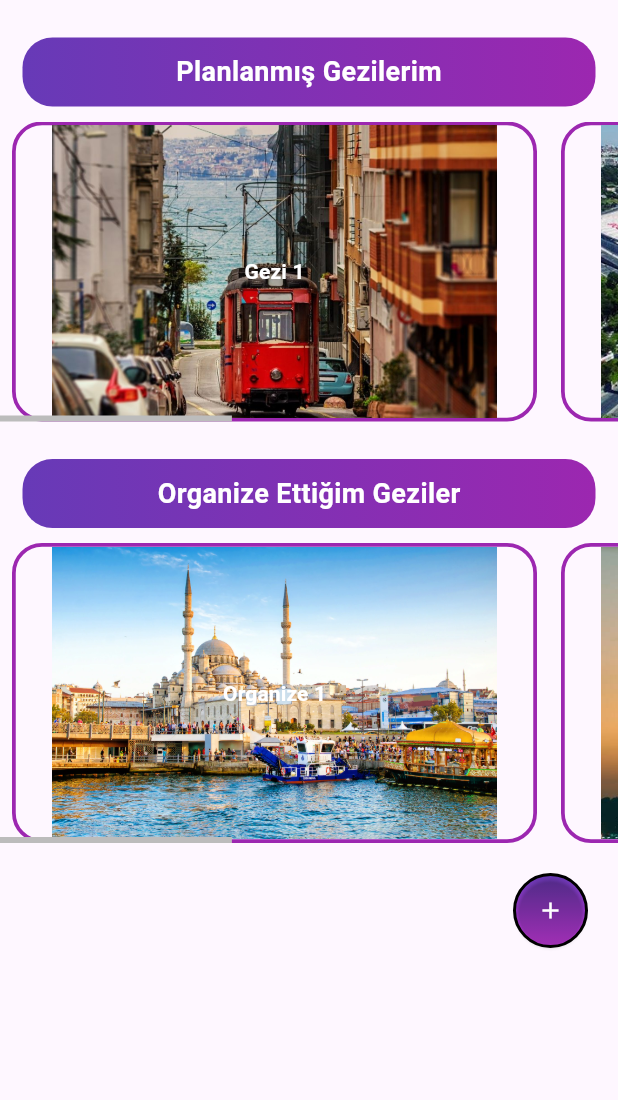
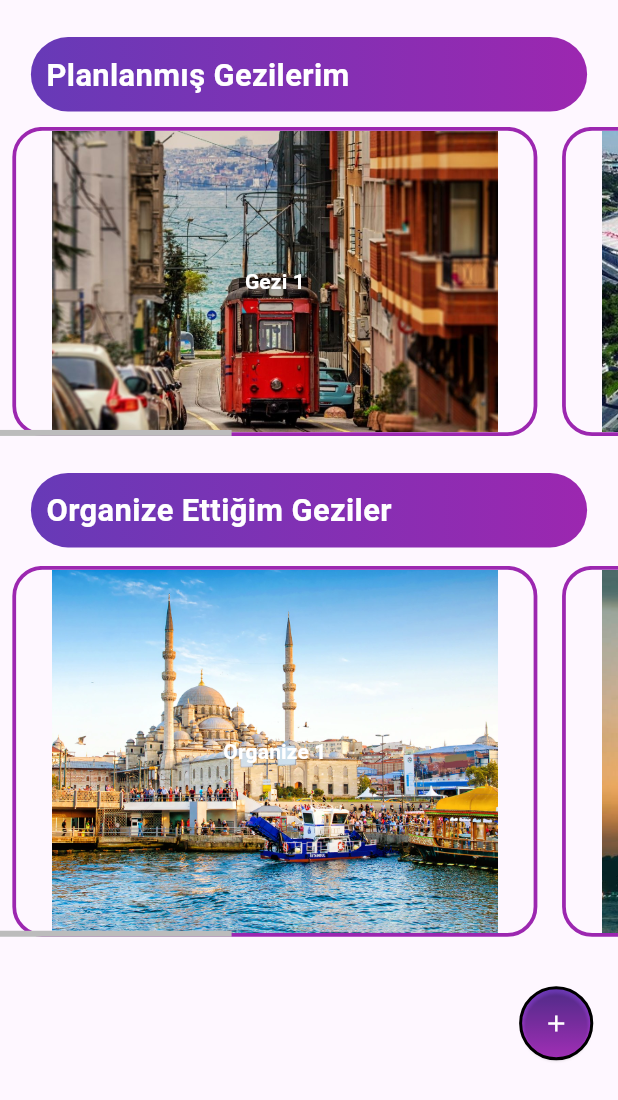
Before and after one commit to Dsoylular/SendeGel, a Flutter app: the HomeWidget screen opened directly, on a phone screen of 412 x 824 dp. Shown: the top 1100 px of the screen. Run offline on Flutter 3.47's test engine with Material 3 defaults, Android fonts, the light colour scheme and no system bars; our stand-ins replace google_maps_flutter.

Commit message:
Minor changes in codes

```diff
--- a/lib/HomePageFiles/EventButton.dart
+++ b/lib/HomePageFiles/EventButton.dart
@@ -1,17 +1,29 @@
 import 'package:flutter/material.dart';
-import '../AddNewGezi.dart';
+import '../AddNewGezi.dart'; // Import the necessary file(s) here
 
+// Define a StatelessWidget for EventButton
 class EventButton extends StatelessWidget {
+  // Declare variables for button text and image path
   final String buttonText;
   final String image;
-  const EventButton({super.key, required this.buttonText, required this.image});
+
+  // Constructor for EventButton
+  const EventButton({
+    Key? key,
+    required this.buttonText,
+    required this.image,
+  }) : super(key: key);
 
   @override
   Widget build(BuildContext context) {
-    String helper = image;
+    // Container width and height values
+    const double containerWidth = 350.0;
+    const double containerHeight = 100.0;
+
     return Container(
-      width: 350,
-      height: 100, // Adjust the height according to your image size
+      width: containerWidth,
+      height: containerHeight,
+      // Container decoration for button styling
       decoration: BoxDecoration(
         color: Colors.transparent,
         borderRadius: BorderRadius.circular(20),
@@ -19,12 +31,14 @@ class EventButton extends StatelessWidget {
       ),
       child: ElevatedButton(
         onPressed: () {
+          // Navigate to another screen when button is pressed
           Navigator.push(
             context,
-            MaterialPageRoute(builder: (context) => GeziWidget(text: "test", image: helper)),
+            MaterialPageRoute(builder: (context) => GeziWidget(text: "test", image: image)),
           );
         },
         style: ElevatedButton.styleFrom(
+          // Button style adjustments
           backgroundColor: Colors.transparent,
           foregroundColor: Colors.transparent,
           shadowColor: Colors.transparent,
@@ -35,16 +49,18 @@ class EventButton extends StatelessWidget {
         child: Stack(
           fit: StackFit.expand,
           children: [
+            // Background image for the button
             Image.asset(
               image,
-              fit: BoxFit.cover, // Cover the entire button with the image
+              fit: BoxFit.cover,
             ),
+            // Centered text on top of the image
             Center(
               child: Text(
                 buttonText,
                 style: const TextStyle(
                   fontWeight: FontWeight.bold,
-                  color: Colors.white, // Set text color to contrast with the background image
+                  color: Colors.white,
                 ),
               ),
             ),
--- a/lib/HomePageFiles/HomePage.dart
+++ b/lib/HomePageFiles/HomePage.dart
@@ -1,7 +1,7 @@
-import 'package:appjamteam39/HomePageFiles/EventButton.dart';
 import 'package:flutter/material.dart';
 
 import '../GeziPage.dart';
+import 'EventButton.dart';
 
 class HomeWidget extends StatelessWidget {
   final String text;
@@ -10,13 +10,16 @@ class HomeWidget extends StatelessWidget {
 
   @override
   Widget build(BuildContext context) {
+    final screenWidth = MediaQuery.of(context).size.width;
+    final screenHeight = MediaQuery.of(context).size.height;
+
     List<String> attendedItems = [
-      'Gezi 1', //Örnek katılanacak geziler
+      'Gezi 1', // Example attended events
       'Gezi 2',
       'Gezi 3',
     ];
     List<String> organizedItems = [
-      'Organize 1', //Örnek düzenlenen geziler
+      'Organize 1', // Example organized events
       'Organize 2',
       'Organize 3',
     ];
@@ -38,38 +41,35 @@ class HomeWidget extends StatelessWidget {
       body: SingleChildScrollView(
         child: Column(
           children: [
-            const SizedBox(height: 25),
+            SizedBox(height: screenHeight * 0.03),
             Container(
-              margin: const EdgeInsets.symmetric(horizontal: 15),
+              margin: EdgeInsets.symmetric(horizontal: screenWidth * 0.05),
               decoration: BoxDecoration(
-                borderRadius: BorderRadius.circular(20), // border radius
+                borderRadius: BorderRadius.circular(screenWidth * 0.06),
                 gradient: const LinearGradient(
                   colors: [Colors.deepPurple, Colors.purple],
                   begin: Alignment.centerLeft,
                   end: Alignment.centerRight,
                 ),
               ),
-              child: const Padding(
-                padding: EdgeInsets.all(10.0),
+              child: Padding(
+                padding: EdgeInsets.all(screenWidth * 0.025),
                 child: Align(
                   alignment: Alignment.centerLeft,
-                  child: Center(
                   child: Text(
                     "Planlanmış Gezilerim",
                     style: TextStyle(
-                        color: Colors.white, // text color
+                      color: Colors.white,
                       fontWeight: FontWeight.bold,
-                        fontSize: 18,
+                      fontSize: screenWidth * 0.05,
                     ),
                   ),
                 ),
               ),
             ),
-            ),
-
-            const SizedBox(height: 10),
+            SizedBox(height: screenHeight * 0.0125),
             SizedBox(
-              height: 200,
+              height: screenHeight * 0.25,
               child: attendedItems.isEmpty
                   ? const Center(child: Text('Planlanmış geziniz yok, eklemek için tıklayın'))
                   : Scrollbar(
@@ -84,42 +84,40 @@ class HomeWidget extends StatelessWidget {
                     final item = attendedItems[index];
                     final img = attendedImages[index];
                     return Padding(
-                      padding: const EdgeInsets.symmetric(horizontal: 8.0),
+                      padding: EdgeInsets.symmetric(horizontal: screenWidth * 0.02),
                       child: EventButton(buttonText: item, image: img),
                     );
                   },
                 ),
               ),
             ),
-            const SizedBox(height: 25),
+            SizedBox(height: screenHeight * 0.03),
             Container(
-              margin: const EdgeInsets.symmetric(horizontal: 15),
+              margin: EdgeInsets.symmetric(horizontal: screenWidth * 0.05),
               decoration: BoxDecoration(
-                gradient: const LinearGradient(colors: [Colors.deepPurple, Colors.purple]), // gradient colors
-                borderRadius: BorderRadius.circular(20),
+                gradient: const LinearGradient(colors: [Colors.deepPurple, Colors.purple]),
+                borderRadius: BorderRadius.circular(screenWidth * 0.06),
               ),
-              child: const Padding(
-                padding: EdgeInsets.all(10.0),
+              child: Padding(
+                padding: EdgeInsets.all(screenWidth * 0.025),
                 child: Align(
                   alignment: Alignment.centerLeft,
-                  child: Center(
                   child: Text(
                     "Organize Ettiğim Geziler",
                     style: TextStyle(
-                        color: Colors.white, // text color changed to white for better visibility
+                      color: Colors.white,
                       fontWeight: FontWeight.bold,
-                        fontSize: 18,
+                      fontSize: screenWidth * 0.05,
                     ),
                   ),
                 ),
               ),
             ),
-            ),
-            const SizedBox(height: 10,),
+            SizedBox(height: screenHeight * 0.015),
             SizedBox(
-              height: 200,
+              height: screenHeight * 0.3,
               child: organizedItems.isEmpty
-                  ? const Center(child: Text('Planlanmış geziniz yok, eklemek için tıklayın'))
+                  ? Center(child: Text('Planlanmış geziniz yok, eklemek için tıklayın'))
                   : Scrollbar(
                 controller: organizedItemsController,
                 thumbVisibility: true,
@@ -132,28 +130,28 @@ class HomeWidget extends StatelessWidget {
                     final item = organizedItems[index];
                     final img = organizedImages[index];
                     return Padding(
-                      padding: const EdgeInsets.symmetric(horizontal: 8.0),
+                      padding: EdgeInsets.symmetric(horizontal: screenWidth * 0.02),
                       child: EventButton(buttonText: item, image: img),
                     );
                   },
                 ),
               ),
             ),
-            const SizedBox(height: 20),
+            SizedBox(height: screenHeight * 0.04),
             Row(
               mainAxisAlignment: MainAxisAlignment.end,
               children: [
                 Container(
-                  width: 50, // Adjust width as needed
-                  height: 50, // Adjust height as needed
+                  width: screenWidth * 0.12,
+                  height: screenWidth * 0.12,
                   decoration: BoxDecoration(
-                    shape: BoxShape.circle, // Makes the container circular
+                    shape: BoxShape.circle,
                     gradient: const LinearGradient(
                       colors: [Colors.deepPurple, Colors.purpleAccent],
                       begin: Alignment.topCenter,
                       end: Alignment.bottomCenter,
                     ),
-                    border: Border.all(color: Colors.black, width: 2), // Border color and width
+                    border: Border.all(color: Colors.black, width: 2),
                   ),
                   child: ElevatedButton(
                     onPressed: () {
@@ -163,15 +161,15 @@ class HomeWidget extends StatelessWidget {
                       );
                     },
                     style: ElevatedButton.styleFrom(
-                      padding: EdgeInsets.zero, // Remove padding
-                      shape: const CircleBorder(), // Makes the button circular
-                      backgroundColor: Colors.transparent, // Transparent background
-                      foregroundColor: Colors.white, // Text color
+                      padding: EdgeInsets.zero,
+                      shape: const CircleBorder(),
+                      backgroundColor: Colors.transparent,
+                      foregroundColor: Colors.white,
                     ),
                     child: const Icon(Icons.add),
                   ),
                 ),
-                const SizedBox(width: 20),
+                SizedBox(width: screenWidth * 0.04),
               ],
             ),
           ],
```
Also changed, not shown: assets/images/img_6.png. Lines whose indentation alone changed are shown as unchanged.
